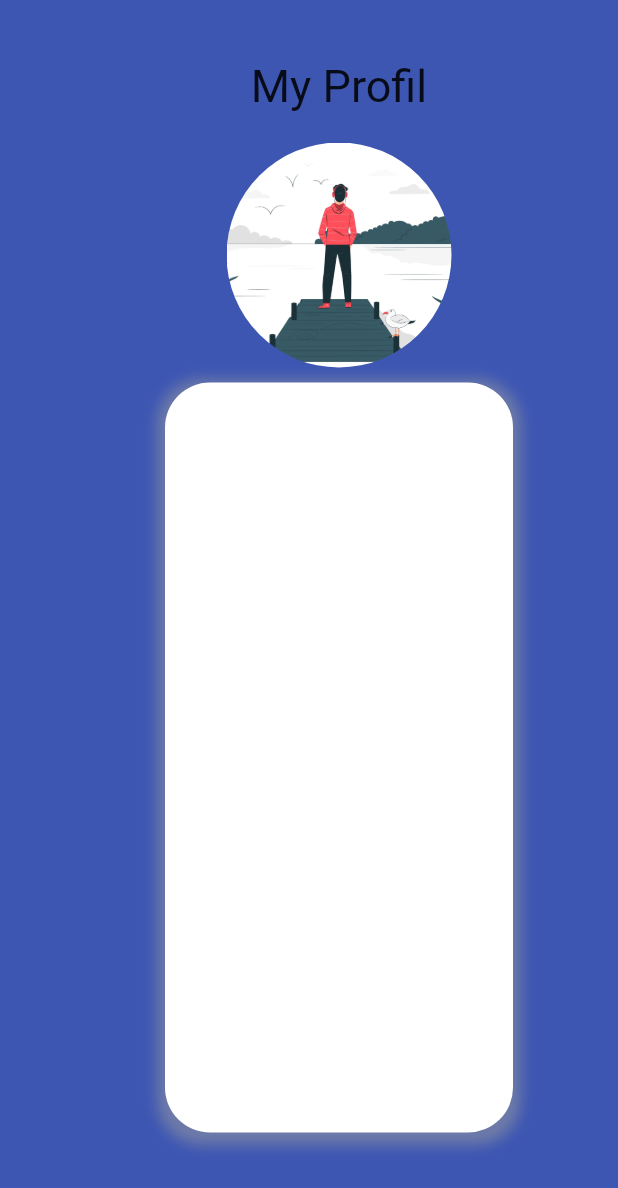
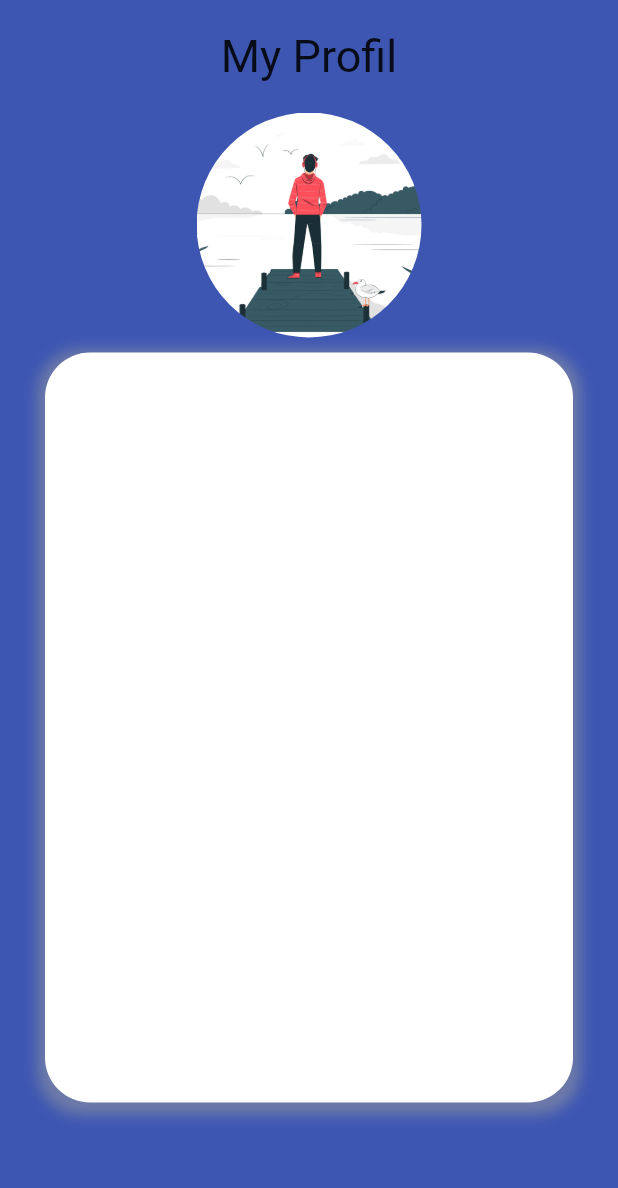
Before and after one commit to riyansetiyadi/UAS_Pemrograman_Berbasis_Mobile, a Flutter app: the ProfilScreen screen opened directly, on a phone screen of 412 x 824 dp. Shown: the top 1188 px of the screen. Run offline on Flutter 3.47's test engine with Material 2 defaults, Android fonts, the phone set to English and light mode, and no system bars; our stand-ins replace flutter_login.

Commit message:
update scroller

```diff
--- a/nuansa/lib/profil.dart
+++ b/nuansa/lib/profil.dart
@@ -8,8 +8,8 @@
   @override
   Widget build(BuildContext context) {
     return Scaffold(
-    body: Container(
-      margin:EdgeInsets.only(left:80.0, right:40.0, top:20.0,),
+    body: SingleChildScrollView(
+      child: Container(
 
         padding: EdgeInsets.all(20.0),
           child: Column(
@@ -53,6 +53,7 @@
             ],
           ),
         ),
+    ),
     );
   }
 }
```
Lines whose indentation alone changed are shown as unchanged.
